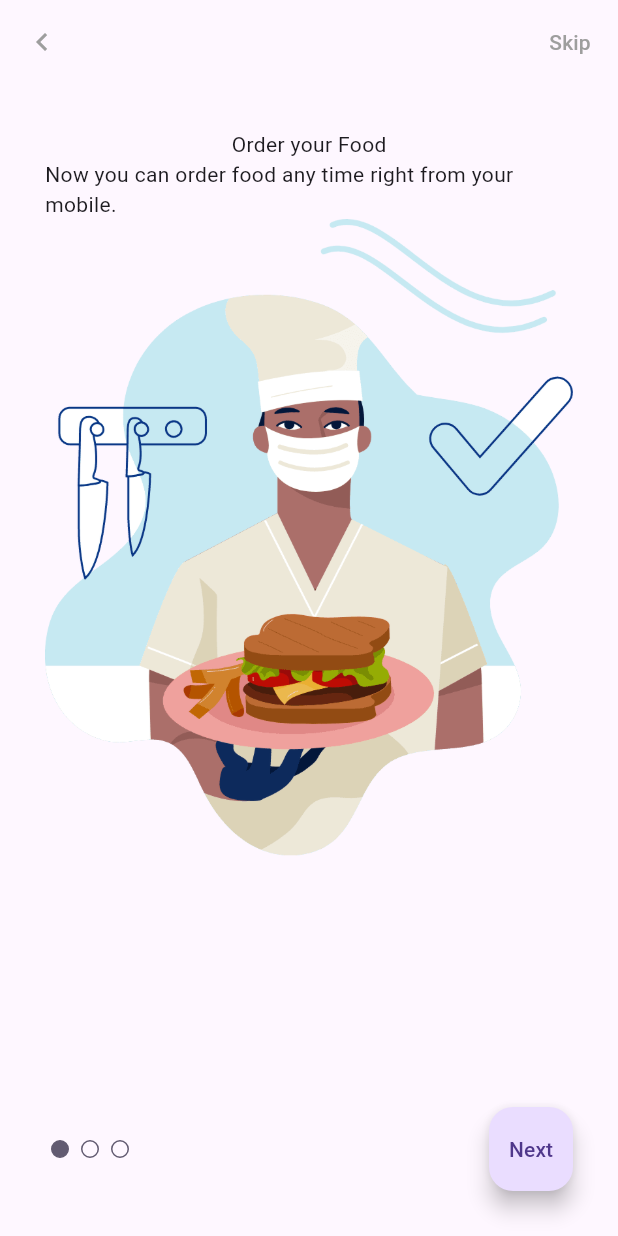
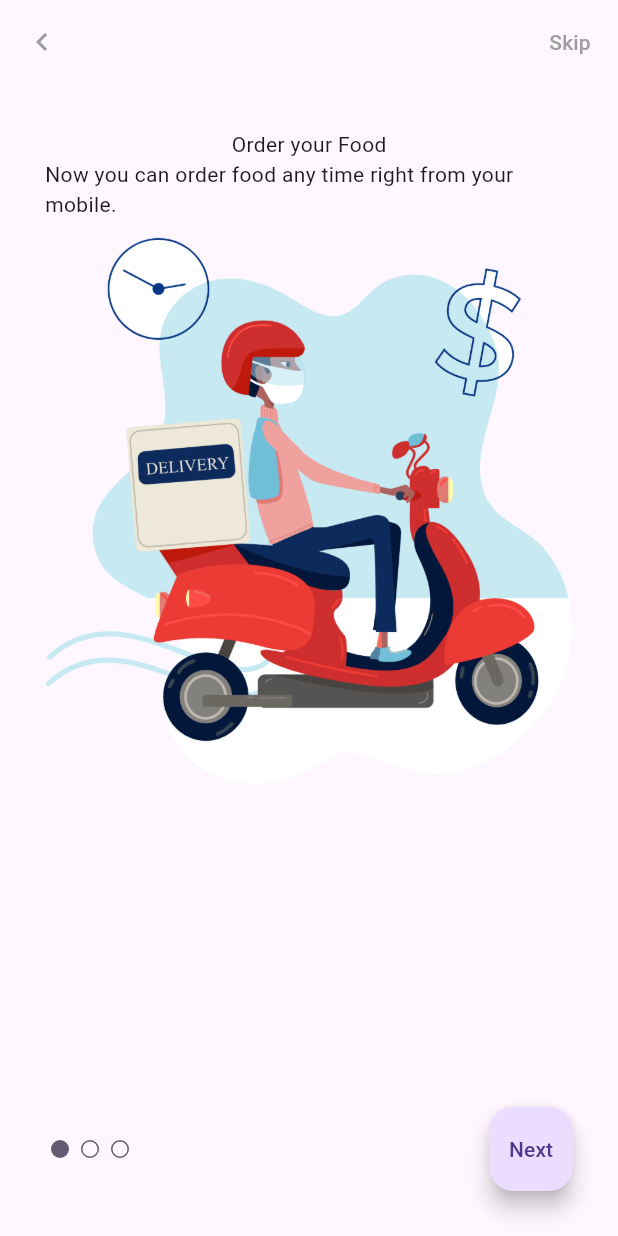
Before and after one commit to ufukyazici/flutter_state_management, a Flutter app: the screen it shows after launch, swiped to page 2, on a phone screen of 412 x 824 dp. Run offline on Flutter 3.47's test engine with Material 3 defaults, Android fonts, the phone set to English and light mode, and no system bars.

```diff
--- a/lib/feature/onboard/on_board_view.dart
+++ b/lib/feature/onboard/on_board_view.dart
@@ -2,6 +2,7 @@ import 'package:flutter/material.dart';
 import 'package:flutter/services.dart';
 import 'package:flutter_state_management/feature/onboard/on_board_model.dart';
 import 'package:flutter_state_management/product/padding/page_padding.dart';
+import 'package:flutter_state_management/product/widget/on_board_card.dart';
 
 class OnBoardView extends StatefulWidget {
   const OnBoardView({super.key});
@@ -41,12 +42,8 @@ class _OnBoardViewState extends State<OnBoardView> with SingleTickerProviderStat
               child: PageView.builder(
                 itemCount: OnBoardModels.onBoardItems.length,
                 itemBuilder: (context, index) {
-                  return Column(
-                    children: [
-                      const Text("Order your Food"),
-                      const Text("Now you can order food any time right from your mobile. "),
-                      Image.asset('asset/images/ic_chef.png'),
-                    ],
+                  return OnBoardCard(
+                    onBoardModel: OnBoardModels.onBoardItems[index],
                   );
                 },
               ),
--- /dev/null
+++ b/lib/product/widget/on_board_card.dart
@@ -0,0 +1,18 @@
+import 'package:flutter/material.dart';
+import 'package:flutter_state_management/feature/onboard/on_board_model.dart';
+
+class OnBoardCard extends StatelessWidget {
+  const OnBoardCard({super.key, required this.onBoardModel});
+  final OnBoardModel onBoardModel;
+
+  @override
+  Widget build(BuildContext context) {
+    return Column(
+      children: [
+        Text(onBoardModel.title),
+        Text(onBoardModel.description),
+        Image.asset(onBoardModel.imageWithPath),
+      ],
+    );
+  }
+}
```
